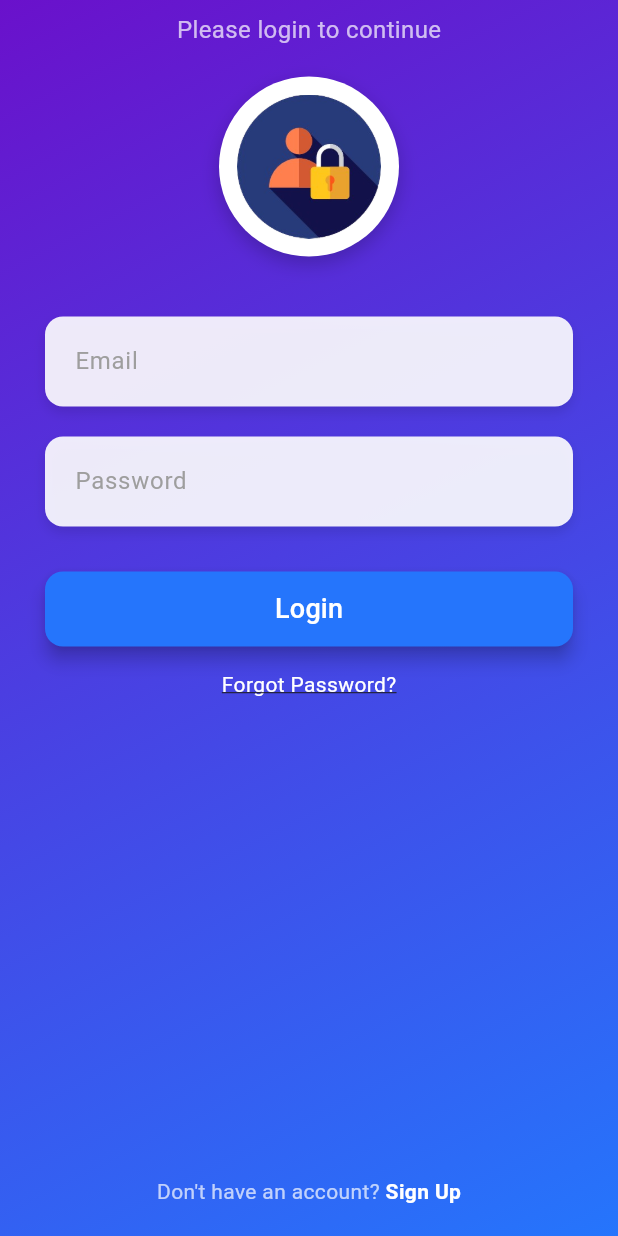
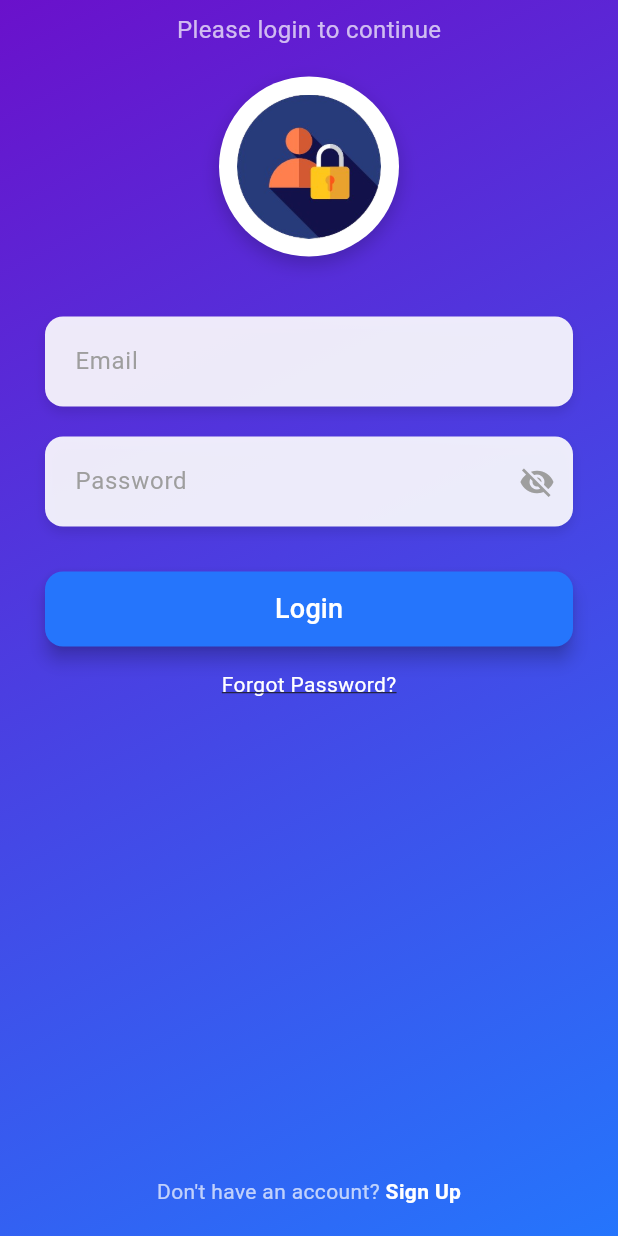
Before and after one commit to Maxamedh/Save_deposit_app, a Flutter app: the screen it shows after launch, on a phone screen of 412 x 824 dp. Run offline on Flutter 3.47's test engine with Material 3 defaults, Android fonts, the phone set to English and light mode, and no system bars; our stand-ins replace cloud_firestore, firebase_auth, firebase_core, pdf, printing, share_plus; accounts and stored records are empty.

Commit message:
2025-04-04

```diff
--- a/lib/screens/LoginScreen.dart
+++ b/lib/screens/LoginScreen.dart
@@ -16,6 +16,7 @@ class _LoginScreenState extends State<LoginScreen> {
   final _formKey = GlobalKey<FormState>();
   bool _isLoading = false;
   bool _isForgotPassword = false;
+  bool _obscurePassword = true;
 
   @override
   void dispose() {
@@ -31,13 +32,11 @@ class _LoginScreenState extends State<LoginScreen> {
       });
 
       try {
-        // Sign in with Firebase
         await FirebaseAuth.instance.signInWithEmailAndPassword(
           email: _emailController.text.trim(),
           password: _passwordController.text.trim(),
         );
 
-        // Navigate to Dashboard after successful login
         Navigator.of(context).pushReplacement(
           MaterialPageRoute(builder: (ctx) => const Dashboardscreen()),
         );
@@ -51,7 +50,6 @@ class _LoginScreenState extends State<LoginScreen> {
           errorMessage = 'An error occurred: ${e.message}';
         }
 
-        // Display error message
         ScaffoldMessenger.of(context).showSnackBar(
           SnackBar(content: Text(errorMessage)),
         );
@@ -74,18 +72,16 @@ class _LoginScreenState extends State<LoginScreen> {
           email: _emailController.text.trim(),
         );
 
-        // Provide feedback to the user
         ScaffoldMessenger.of(context).showSnackBar(
-          SnackBar(content: Text('Password reset email sent.')),
+          const SnackBar(content: Text('Password reset email sent.')),
         );
 
         setState(() {
           _isForgotPassword = false;
         });
       } on FirebaseAuthException catch (e) {
-        String errorMessage = 'An error occurred: ${e.message}';
         ScaffoldMessenger.of(context).showSnackBar(
-          SnackBar(content: Text(errorMessage)),
+          SnackBar(content: Text('An error occurred: ${e.message}')),
         );
       } finally {
         setState(() {
@@ -93,9 +89,8 @@ class _LoginScreenState extends State<LoginScreen> {
         });
       }
     } else {
-      // Show an error message if email is empty
       ScaffoldMessenger.of(context).showSnackBar(
-        SnackBar(content: Text('Please enter your email address.')),
+        const SnackBar(content: Text('Please enter your email address.')),
       );
     }
   }
@@ -148,7 +143,7 @@ class _LoginScreenState extends State<LoginScreen> {
         width: double.infinity,
         decoration: const BoxDecoration(
           gradient: LinearGradient(
-            colors: [Color(0xFF6A11CB), Color(0xFF2575FC)], // Blue gradient
+            colors: [Color(0xFF6A11CB), Color(0xFF2575FC)],
             begin: Alignment.topLeft,
             end: Alignment.bottomRight,
           ),
@@ -179,7 +174,7 @@ class _LoginScreenState extends State<LoginScreen> {
               child: Padding(
                 padding: const EdgeInsets.all(12.0),
                 child: Image.asset(
-                  'images/logoimage.png', // Replace with your logo file path
+                  'images/logoimage.png',
                   fit: BoxFit.contain,
                 ),
               ),
@@ -196,14 +191,52 @@ class _LoginScreenState extends State<LoginScreen> {
                       'Email',
                       TextInputType.emailAddress,
                     ),
-                    if (!_isForgotPassword) ...[
-                      userInput(
-                        _passwordController,
-                        'Password',
-                        TextInputType.visiblePassword,
-                        obscureText: true,
+                    if (!_isForgotPassword)
+                      Container(
+                        margin: const EdgeInsets.symmetric(vertical: 10),
+                        decoration: BoxDecoration(
+                          color: Colors.white.withOpacity(0.9),
+                          borderRadius: BorderRadius.circular(12),
+                          boxShadow: [
+                            BoxShadow(
+                              color: Colors.black.withOpacity(0.1),
+                              blurRadius: 6,
+                              offset: const Offset(0, 4),
+                            ),
+                          ],
+                        ),
+                        child: TextFormField(
+                          controller: _passwordController,
+                          obscureText: _obscurePassword,
+                          keyboardType: TextInputType.visiblePassword,
+                          decoration: InputDecoration(
+                            hintText: 'Password',
+                            hintStyle: const TextStyle(color: Colors.grey),
+                            contentPadding: const EdgeInsets.symmetric(
+                                vertical: 18, horizontal: 20),
+                            border: InputBorder.none,
+                            suffixIcon: IconButton(
+                              icon: Icon(
+                                _obscurePassword
+                                    ? Icons.visibility_off
+                                    : Icons.visibility,
+                                color: Colors.grey,
+                              ),
+                              onPressed: () {
+                                setState(() {
+                                  _obscurePassword = !_obscurePassword;
+                                });
+                              },
+                            ),
+                          ),
+                          validator: (value) {
+                            if (value == null || value.isEmpty) {
+                              return 'Please enter your Password';
+                            }
+                            return null;
+                          },
+                        ),
                       ),
-                    ],
                     const SizedBox(height: 20),
                     Visibility(
                       visible: !_isForgotPassword,
@@ -223,7 +256,8 @@ class _LoginScreenState extends State<LoginScreen> {
                         )
                             : const Text(
                           'Login',
-                          style: TextStyle(fontSize: 18, color: Colors.white),
+                          style: TextStyle(
+                              fontSize: 18, color: Colors.white),
                         ),
                       ),
                     ),
@@ -245,7 +279,8 @@ class _LoginScreenState extends State<LoginScreen> {
                         )
                             : const Text(
                           'Send Password Reset Email',
-                          style: TextStyle(fontSize: 18, color: Colors.white),
+                          style: TextStyle(
+                              fontSize: 18, color: Colors.white),
                         ),
                       ),
                     ],
```
Also changed, not shown: lib/screens/TransactionScreen.dart (+41 -18 lines), lib/screens/WarbixinScreen.dart (+32 -9 lines), lib/screens/deyn_screen.dart (+76 -23 lines).
